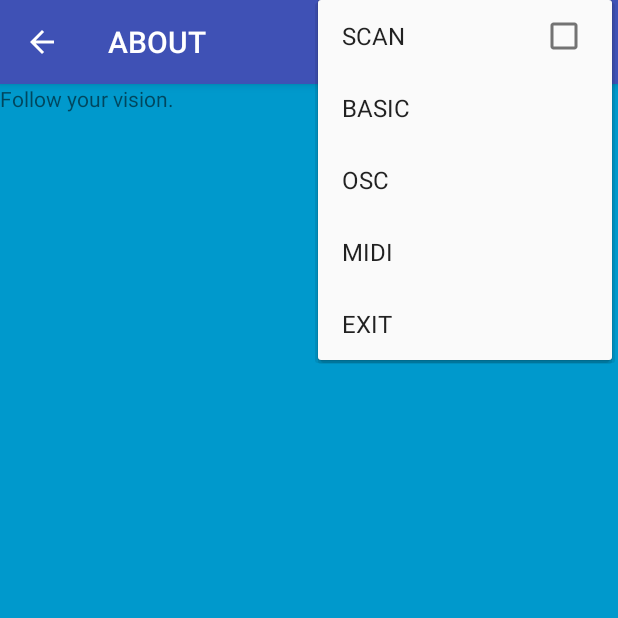
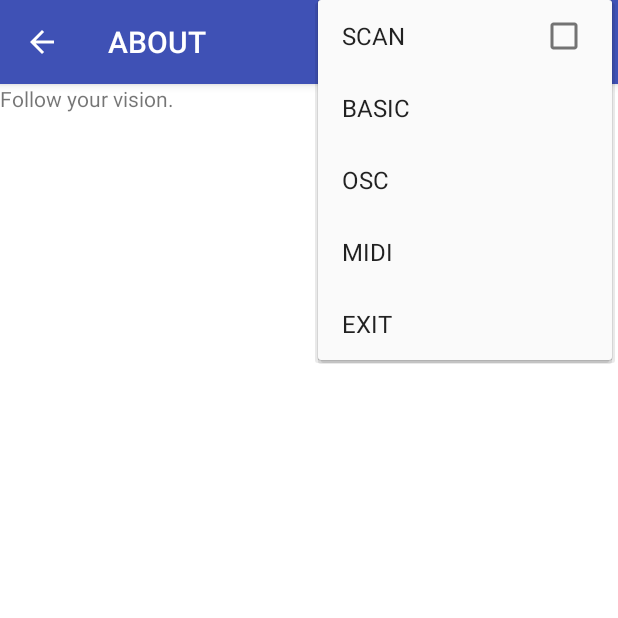
Before and after one commit to YamamotoWorksDev/JinsMemeBRIDGE-Android, an Android app: the fragment AboutFragment placed in its activity, with the options menu open, on a phone screen of 412 x 824 dp, the top half of it. Run offline under Robolectric (Android 15) with nearby library versions, the light colour scheme and no system bars; 3 statements that could not run were skipped.

Commit message:
Fragmentごとに背景色を付ける

```diff
--- a/app/src/main/res/layout/fragment_about.xml
+++ b/app/src/main/res/layout/fragment_about.xml
@@ -8,6 +8,7 @@
     <TextView
         android:layout_width="match_parent"
         android:layout_height="match_parent"
+        android:background="#FFFFFF"
         android:text="Follow your vision."/>
 
 </FrameLayout>
--- a/app/src/main/res/layout/fragment_basicconfig.xml
+++ b/app/src/main/res/layout/fragment_basicconfig.xml
@@ -8,6 +8,7 @@
     <TextView
         android:layout_width="match_parent"
         android:layout_height="match_parent"
+        android:background="#C5CAE9"
         android:text="Hello Basic Config Fragment"/>
 
 </FrameLayout>
--- a/app/src/main/res/layout/fragment_midiconfig.xml
+++ b/app/src/main/res/layout/fragment_midiconfig.xml
@@ -8,6 +8,7 @@
     <TextView
         android:layout_width="match_parent"
         android:layout_height="match_parent"
+        android:background="#BDBDBD"
         android:text="Hello MIDI Config Fragment"/>
 
 </FrameLayout>
--- a/app/src/main/res/layout/fragment_oscconfig.xml
+++ b/app/src/main/res/layout/fragment_oscconfig.xml
@@ -8,6 +8,7 @@
     <TextView
         android:layout_width="match_parent"
         android:layout_height="match_parent"
+        android:background="#607D8B"
         android:text="Hello OSC Config Fragment"/>
 
 </FrameLayout>
```
